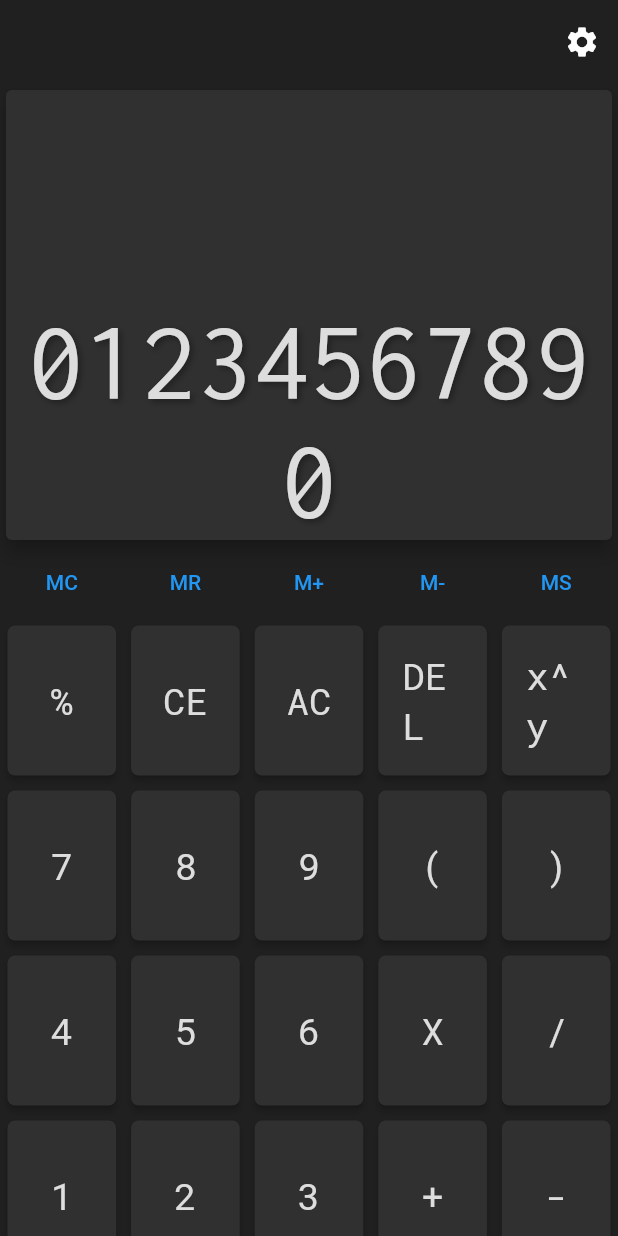
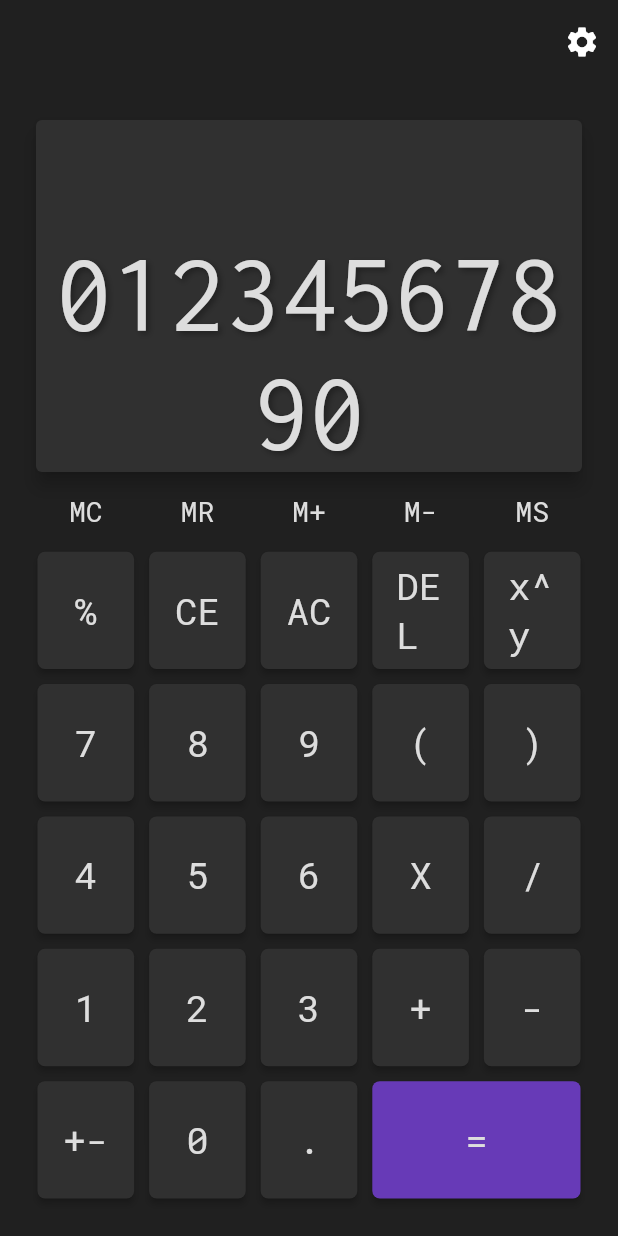
Before and after one commit to lucas-marianno/flutter_calculator_math_parser, a Flutter app: the screen it shows after launch, on a phone screen of 412 x 824 dp. Run offline on Flutter 3.47's test engine with Material 2 defaults, Android fonts, the phone set to English and light mode, and no system bars; our stand-ins replace google_fonts.

Commit message:
expanded buttons

```diff
--- a/lib/buttons.dart
+++ b/lib/buttons.dart
@@ -9,9 +9,14 @@ class FunctionButton extends StatelessWidget {
   Widget build(BuildContext context) {
     return Expanded(
       child: Padding(
-          padding:
-              EdgeInsets.symmetric(horizontal: DefaultSizes.defaultKeyPadding),
-          child: TextButton(onPressed: () {}, child: Text(keyText))),
+        padding:
+            EdgeInsets.symmetric(horizontal: DefaultSizes.defaultKeyPadding),
+        child: TextButton(
+          style: functionButtonStyle(),
+          onPressed: () {},
+          child: Text(keyText),
+        ),
+      ),
     );
   }
 }
--- a/lib/keyboard_layout.dart
+++ b/lib/keyboard_layout.dart
@@ -6,8 +6,10 @@ class KeyBoard extends StatelessWidget {
 
   @override
   Widget build(BuildContext context) {
-    return Column(
-      children: const [
+    return Expanded(
+      flex: 2,
+      child: Column(
+        children: const[
           MemRow(),
           Row0(),
           Row1(),
@@ -15,6 +17,7 @@ class KeyBoard extends StatelessWidget {
           Row3(),
           Row4(),
         ],
+      ),
     );
   }
 }
@@ -24,7 +27,8 @@ class MemRow extends StatelessWidget {
 
   @override
   Widget build(BuildContext context) {
-    return Row(
+    return Expanded(
+      child: Row(
         mainAxisAlignment: MainAxisAlignment.center,
         children: const [
           FunctionButton('MC'),
@@ -33,6 +37,7 @@ class MemRow extends StatelessWidget {
           FunctionButton('M-'),
           FunctionButton('MS'),
         ],
+      ),
     );
   }
 }
@@ -42,7 +47,10 @@ class Row0 extends StatelessWidget {
 
   @override
   Widget build(BuildContext context) {
-    return Row(
+    return Expanded(
+      flex: 2,
+      child: Row(
+        crossAxisAlignment: CrossAxisAlignment.stretch,
         mainAxisAlignment: MainAxisAlignment.center,
         children: const [
           DefaultButton('%'),
@@ -51,6 +59,7 @@ class Row0 extends StatelessWidget {
           DefaultButton('DEL'),
           DefaultButton('x^y'),
         ],
+      ),
     );
   }
 }
@@ -60,7 +69,10 @@ class Row1 extends StatelessWidget {
 
   @override
   Widget build(BuildContext context) {
-    return Row(
+    return Expanded(
+      flex: 2,
+      child: Row(
+        crossAxisAlignment: CrossAxisAlignment.stretch,
         mainAxisAlignment: MainAxisAlignment.center,
         children: const [
           DefaultButton('7'),
@@ -69,6 +81,7 @@ class Row1 extends StatelessWidget {
           DefaultButton('('),
           DefaultButton(')'),
         ],
+      ),
     );
   }
 }
@@ -78,7 +91,10 @@ class Row2 extends StatelessWidget {
 
   @override
   Widget build(BuildContext context) {
-    return Row(
+    return Expanded(
+      flex: 2,
+      child: Row(
+        crossAxisAlignment: CrossAxisAlignment.stretch,
         mainAxisAlignment: MainAxisAlignment.center,
         children: const [
           DefaultButton('4'),
@@ -87,6 +103,7 @@ class Row2 extends StatelessWidget {
           DefaultButton('X'),
           DefaultButton('/'),
         ],
+      ),
     );
   }
 }
@@ -96,7 +113,10 @@ class Row3 extends StatelessWidget {
 
   @override
   Widget build(BuildContext context) {
-    return Row(
+    return Expanded(
+      flex: 2,
+      child: Row(
+        crossAxisAlignment: CrossAxisAlignment.stretch,
         mainAxisAlignment: MainAxisAlignment.center,
         children: const [
           DefaultButton('1'),
@@ -105,6 +125,7 @@ class Row3 extends StatelessWidget {
           DefaultButton('+'),
           DefaultButton('-'),
         ],
+      ),
     );
   }
 }
@@ -114,7 +135,10 @@ class Row4 extends StatelessWidget {
 
   @override
   Widget build(BuildContext context) {
-    return Row(
+    return Expanded(
+      flex: 2,
+      child: Row(
+        crossAxisAlignment: CrossAxisAlignment.stretch,
         mainAxisAlignment: MainAxisAlignment.center,
         children: const [
           DefaultButton('+-'),
@@ -122,6 +146,7 @@ class Row4 extends StatelessWidget {
           DefaultButton('.'),
           EqualButton(),
         ],
+      ),
     );
   }
 }
--- a/lib/main.dart
+++ b/lib/main.dart
@@ -50,7 +50,9 @@ class _HomePageState extends State<HomePage> {
       child: Scaffold(
         appBar: myAppBar(),
         backgroundColor: Palette.darkest,
-        body: Center(
+        body: SafeArea(
+          minimum: const EdgeInsets.all(20),
+          child: Center(
             child: Column(
               mainAxisAlignment: MainAxisAlignment.center,
               children: const [
@@ -60,6 +62,7 @@ class _HomePageState extends State<HomePage> {
             ),
           ),
         ),
+      ),
     );
   }
 }
--- a/lib/screen.dart
+++ b/lib/screen.dart
@@ -11,13 +11,11 @@ class Screen extends StatefulWidget {
 class _ScreenState extends State<Screen> {
   @override
   Widget build(BuildContext context) {
-    return Card(
-      elevation: 5,
-      shadowColor: Colors.black,
-      color: Palette.dark,
-      child: SizedBox(
-        width: 500,
-        height: 300,
+    return Expanded(
+      child: Card(
+        elevation: 5,
+        shadowColor: Colors.black,
+        color: Palette.dark,
         child: Align(
           alignment: Alignment.bottomCenter,
           child: Text(
--- a/lib/style.dart
+++ b/lib/style.dart
@@ -11,10 +11,6 @@ class Palette {
 }
 
 class DefaultSizes {
-
-  static double defaultKeyHeight = 100;
-  static double defaultKeyWidth = 75;
-  static Size defaultKeySize = Size(defaultKeyWidth, defaultKeyHeight);
 
   static double defaultKeyPadding = 5;
   static double screenLargeTextSize = 75;
@@ -41,7 +37,6 @@ ElevatedButtonThemeData defaultButtonThemeData() {
   return ElevatedButtonThemeData(
     style: ElevatedButton.styleFrom(
       shape: const RoundedRectangleBorder(borderRadius: BorderRadius.all(Radius.circular(5))),
-      minimumSize: DefaultSizes.defaultKeySize,
       backgroundColor: Palette.dark,
       foregroundColor: Palette.light,
       textStyle: GoogleFonts.robotoMono(fontSize: DefaultSizes.defaultKeyTextSize),
@@ -50,31 +45,16 @@ ElevatedButtonThemeData defaultButtonThemeData() {
   );
 }
 
-ButtonStyle operatorButtonThemeData() {
+ButtonStyle equalButtonStyle() {
   return ElevatedButton.styleFrom(
-      fixedSize: DefaultSizes.defaultKeySize,
-      backgroundColor: Palette.dark,
-      foregroundColor: Palette.light,
-      textStyle: GoogleFonts.robotoMono(fontSize: DefaultSizes.defaultKeyTextSize*1.5),
+    backgroundColor: Colors.deepPurple,
+    textStyle: GoogleFonts.robotoMono(fontSize: DefaultSizes.defaultKeyTextSize),
   );
 }
 
-ButtonStyle memButtonStyle() {
-  return ElevatedButton.styleFrom(
-    elevation: 0,
-    fixedSize:
-        Size(DefaultSizes.defaultKeyWidth, DefaultSizes.defaultKeyHeight / 2),
-    backgroundColor: Palette.darkest,
-    textStyle: GoogleFonts.robotoMono(fontSize: DefaultSizes.functionKeyTextSize),
+ButtonStyle functionButtonStyle() {
+  return TextButton.styleFrom(
+    foregroundColor: Palette.light,
+    textStyle: GoogleFonts.robotoMono(fontSize: DefaultSizes.defaultKeyTextSize*0.75),
   );
 }
-
-ButtonStyle equalButtonStyle() {
-  return ElevatedButton.styleFrom(
-    backgroundColor: Colors.deepPurple,
-    fixedSize: Size(
-      DefaultSizes.defaultKeyWidth * 2 + DefaultSizes.defaultKeyPadding * 2,
-      DefaultSizes.defaultKeyHeight),
-    textStyle: GoogleFonts.robotoMono(fontSize: DefaultSizes.defaultKeyTextSize),
-  );
-}
```
Lines whose indentation alone changed are shown as unchanged.
